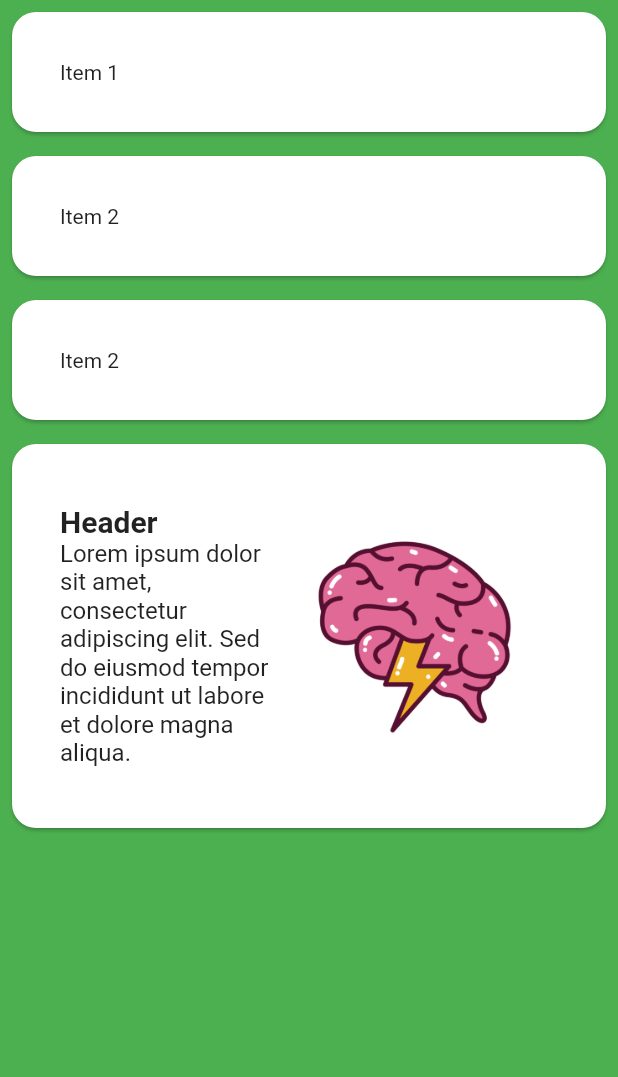
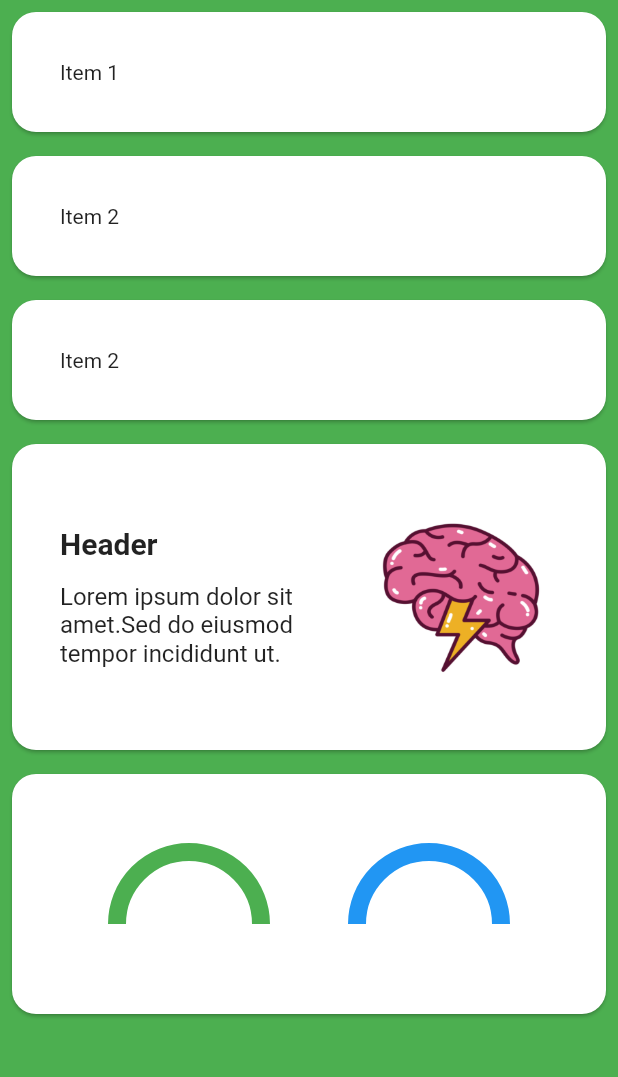
Before and after one commit to maxieluan/flutter-demo, a Flutter app: the screen it shows after launch, on a phone screen of 412 x 824 dp, the part 120-1197 px from its top. Run offline on Flutter 3.47's test engine with Material 2 defaults, Android fonts, the phone set to English and light mode, and no system bars.

Commit message:
add dynamic meter with animation

```diff
--- a/lib/main.dart
+++ b/lib/main.dart
@@ -1,3 +1,6 @@
+import 'dart:math';
+
+import 'package:flutter/foundation.dart';
 import 'package:flutter/material.dart';
 import 'package:flutter/rendering.dart';
 
@@ -43,7 +46,8 @@ class HomePage extends StatefulWidget{
 }
 
 class FirstScreen extends StatelessWidget {
-  const FirstScreen({super.key});
+  FirstScreen({super.key});
+  final GlobalKey<CustomMeterGraphState> meterGraphKey = GlobalKey<CustomMeterGraphState>();
 
   @override
   Widget build(BuildContext context) {
@@ -51,9 +55,9 @@ class FirstScreen extends StatelessWidget {
         backgroundColor: Colors.green,
         body: ListView(
           children: [
-            _buildListItem(Text("Item 1"), 1),
-            _buildListItem(Text("Item 2"), 2),
-            _buildListItem(Text("Item 2"), 3),
+            _buildListItem(const Text("Item 1"), 1),
+            _buildListItem(const Text("Item 2"), 2),
+            _buildListItem(const Text("Item 2"), 3),
             _buildListItem(
                Row(
                 children: [
@@ -68,25 +72,45 @@ class FirstScreen extends StatelessWidget {
                             fontWeight: FontWeight.bold
                           )
                         ),
+                        SizedBox(
+                          height: 14,
+                        ),
                         Text(
-                          'Lorem ipsum dolor sit amet, consectetur adipiscing elit. '
-                              'Sed do eiusmod tempor incididunt ut labore et dolore magna aliqua.',
+                          'Lorem ipsum dolor sit amet.'
+                              'Sed do eiusmod tempor incididunt ut.',
                           style: TextStyle(fontSize: 16)
                         )
                       ],
                     ),
                   ),
                   SizedBox(
-                    width: 192,
-                    height: 192,
+                    width: 140,
+                    height: 140,
                     child: Padding(
-                      padding: const EdgeInsets.all(16.0),
+                      padding: const EdgeInsets.fromLTRB(10, 8, 0, 8),
                       child: Image.asset("assets/images/brain.png", fit: BoxFit.fill)
                     ),
                   )
                 ],
               )
-            , 4)
+            , 4),
+            Card(
+              elevation: 1, // You can adjust the elevation as needed
+              margin: const EdgeInsets.all(8), // Margin around each card
+              shape: RoundedRectangleBorder(
+                borderRadius: BorderRadius.circular(16.0), // Adjust the corner radius as needed
+              ),
+              child: InkWell(
+                customBorder: RoundedRectangleBorder(
+                  borderRadius: BorderRadius.circular(16.0)
+                ),
+                onTap: () {
+                  meterGraphKey.currentState?.resetAnimation();
+                },
+                child:  CustomMeterGraph(key: meterGraphKey, value: 0.7)
+
+              ),
+            )
           ],
         )
     );
@@ -116,7 +140,9 @@ class FirstScreen extends StatelessWidget {
 
   void _handleItemClick(int itemText) {
     // Handle the click action for the item here
-    print('Clicked on: $itemText');
+    if (kDebugMode) {
+      print('Clicked on: $itemText');
+    }
   }
 }
 
@@ -202,7 +228,7 @@ class _HomePageState extends State<HomePage> with TickerProviderStateMixin {
 
   @override
   Widget build(BuildContext context) {
-    screens.add(const FirstScreen());
+    screens.add(FirstScreen());
     screens.add(const SecondScreen());
 
     return Stack(
@@ -460,3 +486,133 @@ class ArchClipper extends CustomClipper<Rect> {
     return true;
   }
 }
+
+class CustomMeterGraph extends StatefulWidget {
+  final double value;
+
+  const CustomMeterGraph({super.key, required this.value});
+
+  @override
+  State<CustomMeterGraph>  createState() => CustomMeterGraphState();
+}
+
+class CustomMeterGraphState  extends State<CustomMeterGraph> with SingleTickerProviderStateMixin {
+
+  late AnimationController _controller;
+  late Animation<double> _animation;
+  late double value;
+
+  void resetAnimation() {
+    setState(() {
+      _controller.reset();
+      _controller.forward();
+    });
+  }
+
+  @override
+  void initState() {
+    // TODO: implement initState
+    super.initState();
+    value = widget.value;
+
+    _controller = AnimationController(vsync: this,
+      duration: const Duration(milliseconds: 500)
+    );
+
+    _animation = Tween<double>(
+      begin: 0,
+      end: value,
+    ).animate(_controller);
+
+    _controller.forward();
+  }
+
+  @override
+  Widget build(BuildContext context) {
+    // TODO: implement build
+    return Row(
+      mainAxisAlignment: MainAxisAlignment.center,
+      children: [
+        AnimatedBuilder(
+            animation: _controller,
+            builder: (context, child) {
+              return Padding(
+                padding: const EdgeInsets.only(top: 40),
+                child: SizedBox(
+                  width: 120, // slightly wider for the width of the stroke
+                  height: 120,
+                  child: ClipRect(
+                    clipper: UpperHalfClipper(),
+                    child: CustomPaint(
+                      painter: MeterPainter(_animation.value, Colors.green),
+                    ),
+                  )
+                ),
+              );
+            }
+        ),
+        const SizedBox(width: 40),
+        AnimatedBuilder(
+            animation: _controller,
+            builder: (context, child) {
+              return Padding(
+                padding: const EdgeInsets.only(top: 40),
+                child: SizedBox(
+                  width: 120, // slightly wider for the width of the stroke
+                  height: 120,
+                  child: ClipRect(
+                    clipper: UpperHalfClipper(),
+                    child: CustomPaint(
+                      painter: MeterPainter(_animation.value, Colors.blue),
+                    ),
+                  )
+                ),
+              );
+            }
+        )
+      ],
+    );
+  }
+}
+
+class UpperHalfClipper extends CustomClipper<Rect> {
+  @override
+  Rect getClip(Size size) {
+    return Rect.fromLTRB(0, 0, size.width, size.height / 2);
+  }
+
+  @override
+  bool shouldReclip(CustomClipper<Rect> oldClipper) {
+    return false;
+  }
+}
+
+class MeterPainter extends CustomPainter {
+  double value;
+  Color color;
+
+  MeterPainter(this.value, this.color);
+
+  @override
+  void paint(Canvas canvas, Size size) {
+    double centerX = size.width/2;
+    double centerY = size.height/2;
+
+    double strokeWidth = 12.0;
+    double radius = min(centerX, centerY) - strokeWidth;
+    double startAngle = -pi;
+    double sweepAngle = pi * value * 2;
+
+    final paint = Paint()
+      ..color = color
+      ..style = PaintingStyle.stroke
+      ..strokeWidth = strokeWidth;
+
+      canvas.drawArc(Rect.fromCircle(center: Offset(centerX, centerY), radius: radius), startAngle, sweepAngle, false, paint);
+  }
+
+  @override
+  bool shouldRepaint(covariant CustomPainter oldDelegate) {
+    return true;
+  }
+}
```
